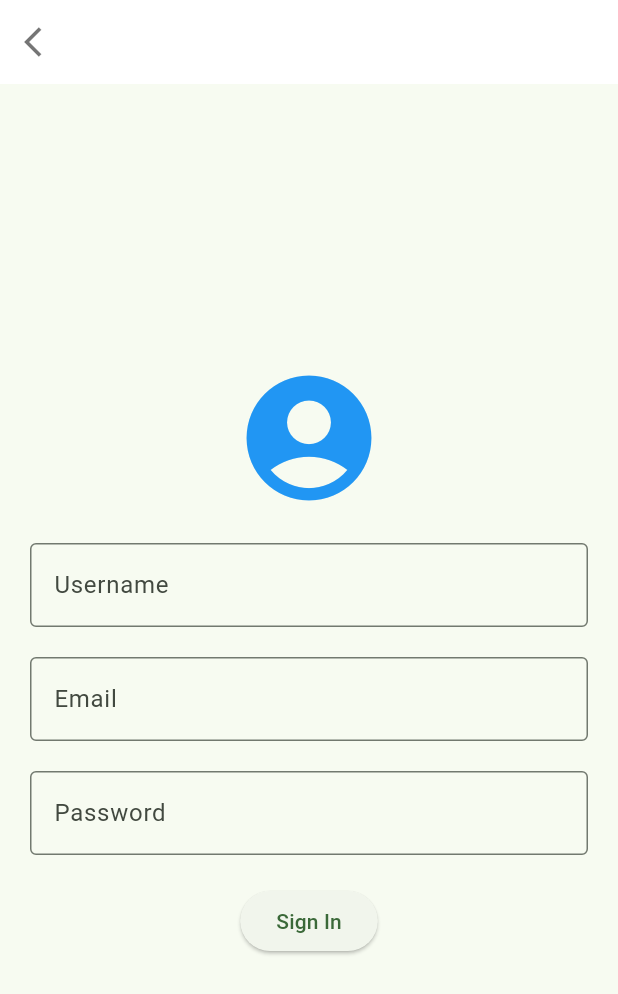
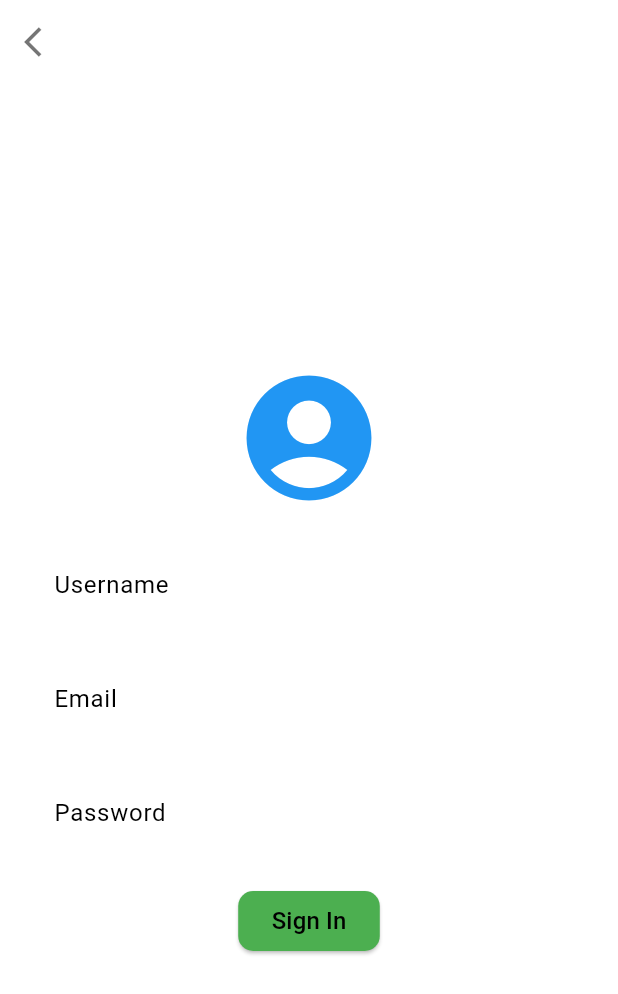
Before and after one commit to smriti2805/seed, a Flutter app: the screen it shows after launch, in the side drawer, after a tap on "Log In", on a phone screen of 412 x 824 dp. Shown: the top 994 px of the screen. Run offline on Flutter 3.47's test engine with Material 3 defaults, Android fonts, the phone set to English and light mode, and no system bars; our stand-ins replace image_picker; missing offline and left inert: google_mlkit_image_labeling, google_mlkit_object_detection, tflite_flutter.

Commit message:
`Refactor: Move auth_provider to utilities directory and update imports`

```diff
--- a/lib/main.dart
+++ b/lib/main.dart
@@ -1,7 +1,8 @@
 import 'package:flutter/material.dart';
-import 'package:seed/providers/auth_provider.dart';
+import 'package:seed/utilities/auth_provider.dart';
 import 'package:seed/home_page.dart';
 import 'package:provider/provider.dart';
+import 'package:seed/utilities/themes.dart';
 
 void main() {
   runApp(
@@ -21,10 +22,7 @@
       debugShowCheckedModeBanner: false,
       title: 'SeedSight',
       home: HomePage(),
-      theme: ThemeData(
-        colorScheme: ColorScheme.fromSeed(seedColor: Colors.green),
-        brightness: Brightness.light,
-      ),
+      theme: AppTheme.lightTheme,
     );
   }
 }
--- a/lib/screens/profile_screen.dart
+++ b/lib/screens/profile_screen.dart
@@ -1,6 +1,6 @@
 import 'package:flutter/material.dart';
 import 'package:provider/provider.dart';
-import 'package:seed/providers/auth_provider.dart';
+import 'package:seed/utilities/auth_provider.dart';
 import 'package:seed/screens/signin_screen.dart';
 
 class ProfileScreen extends StatefulWidget {
--- a/lib/screens/signin_screen.dart
+++ b/lib/screens/signin_screen.dart
@@ -1,6 +1,6 @@
 import 'package:flutter/material.dart';
 import 'package:provider/provider.dart';
-import 'package:seed/providers/auth_provider.dart';
+import 'package:seed/utilities/auth_provider.dart';
 
 class SignInScreen extends StatefulWidget {
   const SignInScreen({super.key});
--- a/lib/screens/signup_screen.dart
+++ b/lib/screens/signup_screen.dart
@@ -1,6 +1,6 @@
 import 'package:flutter/material.dart';
 import 'package:provider/provider.dart';
-import 'package:seed/providers/auth_provider.dart';
+import 'package:seed/utilities/auth_provider.dart';
 
 class SignUpScreen extends StatefulWidget {
   const SignUpScreen({super.key});
--- /dev/null
+++ b/lib/utilities/themes.dart
@@ -0,0 +1,168 @@
+// theme.dart
+
+import 'package:flutter/material.dart';
+
+// Define the theme settings
+class AppTheme {
+  static const _lightPrimaryColor = Colors.green;
+  static const _lightSecondaryColor = Color(0xFF9E9E9E);
+  static const _darkPrimaryColor = Color(0xFF2196F3);
+  static const _darkSecondaryColor = Color(0xFF212121);
+
+  static const _lightTextColor = Color(0xFF000000);
+  static const _darkTextColor = Color(0xFFFFFFFF);
+
+  static const _lightButtonColor = Colors.green;
+  static const _darkButtonColor = Color(0xFF212121);
+
+  static const _lightButtonTextColor = Colors.black;
+  static const _darkButtonTextColor = Color(0xFFFFFFFF);
+
+  static ThemeData get lightTheme {
+    return ThemeData(
+      brightness: Brightness.light,
+      primaryColor: _lightPrimaryColor,
+      colorScheme: ColorScheme.fromSwatch(
+        primarySwatch: Colors.blue,
+      ).copyWith(
+        secondary: _lightSecondaryColor,
+      ),
+      scaffoldBackgroundColor: Colors.white,
+      appBarTheme: AppBarTheme(
+        backgroundColor: _lightPrimaryColor,
+        titleTextStyle: TextStyle(
+          color: _lightTextColor,
+          fontSize: 20,
+        ),
+      ),
+      textTheme: TextTheme(
+        titleLarge: TextStyle(
+          color: _lightTextColor,
+          fontSize: 24,
+        ),
+        titleMedium: TextStyle(
+          color: _lightTextColor,
+          fontSize: 20,
+        ),
+        titleSmall: TextStyle(
+          color: _lightTextColor,
+          fontSize: 18,
+        ),
+        bodyLarge: TextStyle(
+          color: _lightTextColor,
+          fontSize: 16,
+        ),
+        bodyMedium: TextStyle(
+          color: _lightTextColor,
+          fontSize: 14,
+        ),
+        bodySmall: TextStyle(
+          color: _lightTextColor,
+          fontSize: 12,
+        ),
+        labelLarge: TextStyle(
+          color: _lightTextColor,
+          fontSize: 16,
+        ),
+        labelMedium: TextStyle(
+          color: _lightTextColor,
+          fontSize: 14,
+        ),
+        labelSmall: TextStyle(
+          color: _lightTextColor,
+          fontSize: 12,
+        ),
+      ),
+      buttonTheme: ButtonThemeData(
+        buttonColor: _lightButtonColor,
+        textTheme: ButtonTextTheme.primary,
+        shape: RoundedRectangleBorder(
+          borderRadius: BorderRadius.circular(10),
+        ),
+      ),
+      elevatedButtonTheme: ElevatedButtonThemeData(
+        style: ElevatedButton.styleFrom(
+          backgroundColor: _lightButtonColor,
+          foregroundColor: _lightButtonTextColor,
+          shape: RoundedRectangleBorder(
+            borderRadius: BorderRadius.circular(10),
+          ),
+        ),
+      ),
+    );
+  }
+
+  static ThemeData get darkTheme {
+    return ThemeData(
+      brightness: Brightness.dark,
+      primaryColor: _darkPrimaryColor,
+      colorScheme: ColorScheme.fromSwatch(
+        primarySwatch: Colors.blue,
+      ).copyWith(
+        secondary: _darkSecondaryColor,
+      ),
+      scaffoldBackgroundColor: Colors.black,
+      appBarTheme: AppBarTheme(
+        backgroundColor: _darkPrimaryColor,
+        titleTextStyle: TextStyle(
+          color: _darkTextColor,
+          fontSize: 20,
+        ),
+      ),
+      textTheme: TextTheme(
+        titleLarge: TextStyle(
+          color: _darkTextColor,
+          fontSize: 24,
+        ),
+        titleMedium: TextStyle(
+          color: _darkTextColor,
+          fontSize: 20,
+        ),
+        titleSmall: TextStyle(
+          color: _darkTextColor,
+          fontSize: 18,
+        ),
+        bodyLarge: TextStyle(
+          color: _darkTextColor,
+          fontSize: 16,
+        ),
+        bodyMedium: TextStyle(
+          color: _darkTextColor,
+          fontSize: 14,
+        ),
+        bodySmall: TextStyle(
+          color: _darkTextColor,
+          fontSize: 12,
+        ),
+        labelLarge: TextStyle(
+          color: _darkTextColor,
+          fontSize: 16,
+        ),
+        labelMedium: TextStyle(
+          color: _darkTextColor,
+          fontSize: 14,
+        ),
+        labelSmall: TextStyle(
+          color: _darkTextColor,
+          fontSize: 12,
+        ),
+      ),
+      buttonTheme: ButtonThemeData(
+        buttonColor: _darkButtonColor,
+        textTheme: ButtonTextTheme.primary,
+        shape: RoundedRectangleBorder(
+          borderRadius: BorderRadius.circular(10),
+        ),
+      ),
+      elevatedButtonTheme: ElevatedButtonThemeData(
+        style: ElevatedButton.styleFrom(
+          backgroundColor: _darkButtonColor,
+          foregroundColor: _darkButtonTextColor,
+          shape: RoundedRectangleBorder(
+            borderRadius: BorderRadius.circular(10),
+          ),
+        ),
+      ),
+    );
+  }
+}
--- a/lib/widgets/app_drawer.dart
+++ b/lib/widgets/app_drawer.dart
@@ -1,6 +1,6 @@
 import 'package:flutter/material.dart';
 import 'package:provider/provider.dart';
-import 'package:seed/providers/auth_provider.dart';
+import 'package:seed/utilities/auth_provider.dart';
 import 'package:seed/screens/signin_screen.dart';
 import 'package:seed/screens/signup_screen.dart';
 
```
Also changed, not shown: lib/utilities/auth_provider.dart (renamed from lib/providers/auth_provider.dart), pubspec.lock.
